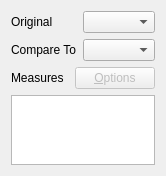
Qt form YUVToolkit/MeasureWindow.ui (kLassikko/YuvToolkit) before a commit.
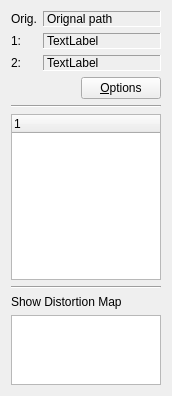
The same form after that commit.

Commit message: Created UI for measure Window

Patch:
```diff
--- a/YUVToolkit/MeasureWindow.ui
+++ b/YUVToolkit/MeasureWindow.ui
@@ -6,53 +6,100 @@
    <rect>
     <x>0</x>
     <y>0</y>
-    <width>153</width>
-    <height>174</height>
+    <width>172</width>
+    <height>396</height>
    </rect>
   </property>
   <property name="windowTitle">
    <string>Form</string>
   </property>
-  <layout class="QVBoxLayout" name="verticalLayout_2">
+  <property name="styleSheet">
+   <string notr="true">QTreeView::item {
+	color: rgb(0, 0, 0);
+    border: 1px solid #d9d9d9;
+    border-top-color: transparent;
+    border-left-color: transparent;
+ }
+QTreeView::item::section {
+	color: rgb(0, 0, 0);
+ }
+</string>
+  </property>
+  <layout class="QVBoxLayout" name="verticalLayout">
    <item>
     <layout class="QFormLayout" name="formLayout">
+     <property name="fieldGrowthPolicy">
+      <enum>QFormLayout::AllNonFixedFieldsGrow</enum>
+     </property>
      <item row="0" column="0">
       <widget class="QLabel" name="label">
        <property name="text">
-        <string>Original</string>
+        <string>Orig.</string>
        </property>
       </widget>
      </item>
      <item row="0" column="1">
-      <widget class="QComboBox" name="originalList">
-       <property name="enabled">
-        <bool>true</bool>
+      <widget class="QLabel" name="label_Original">
+       <property name="frameShape">
+        <enum>QFrame::Panel</enum>
        </property>
-       <property name="sizePolicy">
-        <sizepolicy hsizetype="Minimum" vsizetype="Fixed">
-         <horstretch>0</horstretch>
-         <verstretch>0</verstretch>
-        </sizepolicy>
+       <property name="frameShadow">
+        <enum>QFrame::Sunken</enum>
        </property>
-      </widget>
-     </item>
-     <item row="1" column="0">
-      <widget class="QLabel" name="label_2">
        <property name="text">
-        <string>Compare To</string>
+        <string>Orignal path</string>
+       </property>
+       <property name="textFormat">
+        <enum>Qt::PlainText</enum>
+       </property>
+       <property name="margin">
+        <number>3</number>
        </property>
       </widget>
      </item>
      <item row="1" column="1">
-      <widget class="QComboBox" name="processedList">
-       <property name="enabled">
-        <bool>true</bool>
+      <widget class="QLabel" name="label_Processed">
+       <property name="frameShape">
+        <enum>QFrame::Panel</enum>
        </property>
-       <property name="sizePolicy">
-        <sizepolicy hsizetype="Minimum" vsizetype="Fixed">
-         <horstretch>0</horstretch>
-         <verstretch>0</verstretch>
-        </sizepolicy>
+       <property name="frameShadow">
+        <enum>QFrame::Sunken</enum>
+       </property>
+       <property name="text">
+        <string>TextLabel</string>
+       </property>
+       <property name="margin">
+        <number>3</number>
+       </property>
+      </widget>
+     </item>
+     <item row="2" column="0">
+      <widget class="QLabel" name="label_Processed2_Header">
+       <property name="text">
+        <string>2:</string>
+       </property>
+      </widget>
+     </item>
+     <item row="2" column="1">
+      <widget class="QLabel" name="label_3">
+       <property name="frameShape">
+        <enum>QFrame::Panel</enum>
+       </property>
+       <property name="frameShadow">
+        <enum>QFrame::Sunken</enum>
+       </property>
+       <property name="text">
+        <string>TextLabel</string>
+       </property>
+       <property name="margin">
+        <number>3</number>
+       </property>
+      </widget>
+     </item>
+     <item row="1" column="0">
+      <widget class="QLabel" name="label_Processed_Header">
+       <property name="text">
+        <string>1:</string>
        </property>
       </widget>
      </item>
@@ -60,13 +107,6 @@
    </item>
    <item>
     <layout class="QHBoxLayout" name="horizontalLayout_2">
-     <item>
-      <widget class="QLabel" name="label_4">
-       <property name="text">
-        <string>Measures</string>
-       </property>
-      </widget>
-     </item>
      <item>
       <spacer name="horizontalSpacer_2">
        <property name="orientation">
@@ -83,7 +123,7 @@
      <item>
       <widget class="QPushButton" name="measureOptionsButton_2">
        <property name="enabled">
-        <bool>false</bool>
+        <bool>true</bool>
        </property>
        <property name="text">
         <string>&amp;Options</string>
@@ -93,7 +133,76 @@
     </layout>
    </item>
    <item>
-    <widget class="QTableWidget" name="tableWidget"/>
+    <widget class="Line" name="line">
+     <property name="orientation">
+      <enum>Qt::Horizontal</enum>
+     </property>
+    </widget>
+   </item>
+   <item>
+    <widget class="QTreeWidget" name="tree_Results">
+     <property name="sizePolicy">
+      <sizepolicy hsizetype="Expanding" vsizetype="Expanding">
+       <horstretch>0</horstretch>
+       <verstretch>5</verstretch>
+      </sizepolicy>
+     </property>
+     <property name="indentation">
+      <number>4</number>
+     </property>
+     <property name="rootIsDecorated">
+      <bool>false</bool>
+     </property>
+     <property name="itemsExpandable">
+      <bool>false</bool>
+     </property>
+     <column>
+      <property name="text">
+       <string notr="true">1</string>
+      </property>
+     </column>
+    </widget>
+   </item>
+   <item>
+    <widget class="Line" name="line_2">
+     <property name="orientation">
+      <enum>Qt::Horizontal</enum>
+     </property>
+    </widget>
+   </item>
+   <item>
+    <widget class="QLabel" name="label_2">
+     <property name="text">
+      <string>Show Distortion Map</string>
+     </property>
+    </widget>
+   </item>
+   <item>
+    <widget class="QTreeWidget" name="tree_Distortion_Map">
+     <property name="sizePolicy">
+      <sizepolicy hsizetype="Expanding" vsizetype="Expanding">
+       <horstretch>0</horstretch>
+       <verstretch>1</verstretch>
+      </sizepolicy>
+     </property>
+     <property name="indentation">
+      <number>4</number>
+     </property>
+     <property name="rootIsDecorated">
+      <bool>false</bool>
+     </property>
+     <property name="itemsExpandable">
+      <bool>false</bool>
+     </property>
+     <attribute name="headerVisible">
+      <bool>false</bool>
+     </attribute>
+     <column>
+      <property name="text">
+       <string notr="true">1</string>
+      </property>
+     </column>
+    </widget>
    </item>
   </layout>
  </widget>
```
Left out of the diff: 2 changed lines with no effect on the pictures. The commit also changes 2 other files.
